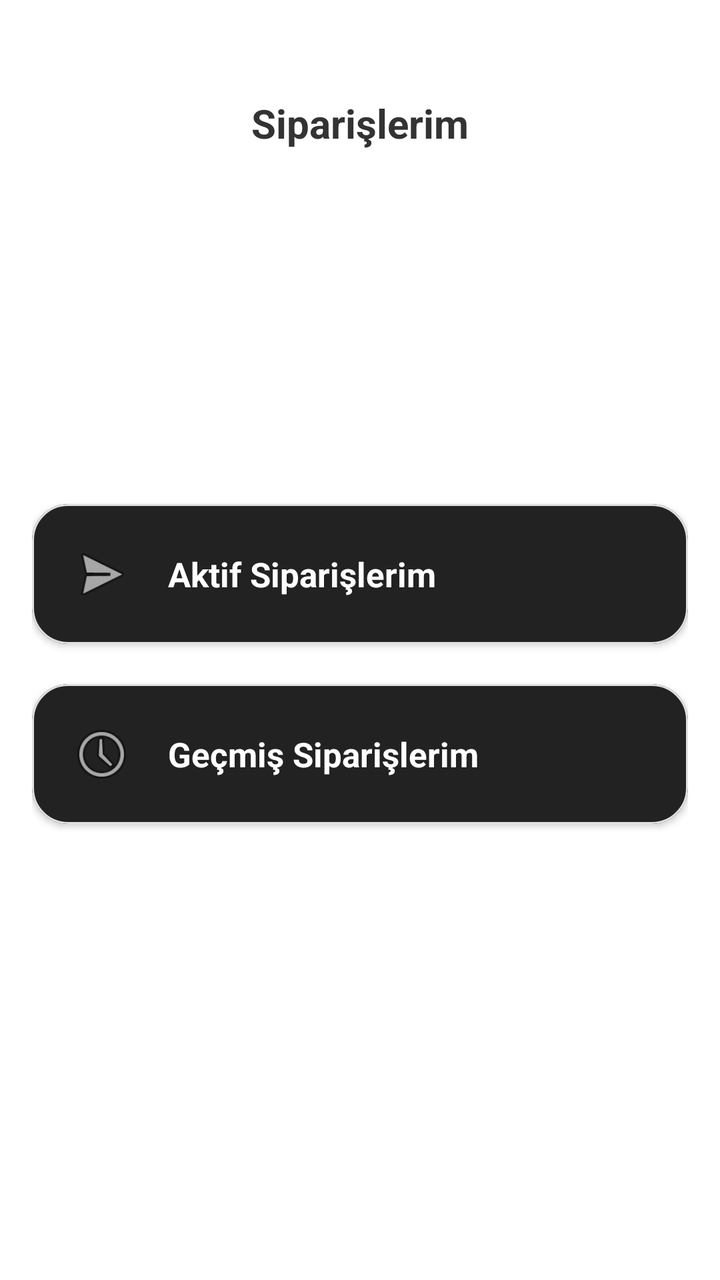
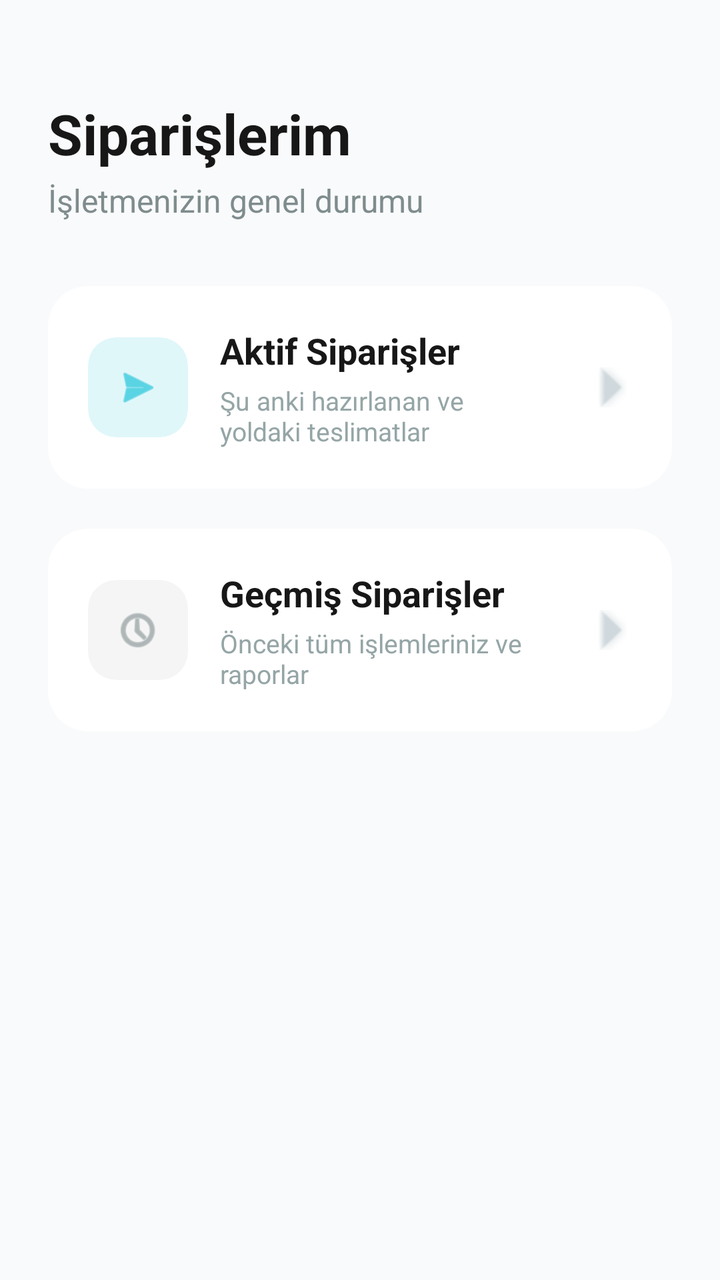

Before-and-after screenshots of an Android layout around one commit, followed by the original layout XML and the change that was made.
<!-- AndroidManifest.xml: application theme Theme.MaterialComponents.NoActionBar -->
<!-- res/layout/activity_orders.xml -->
<?xml version="1.0" encoding="utf-8"?>
<androidx.constraintlayout.widget.ConstraintLayout
    xmlns:android="http://schemas.android.com/apk/res/android"
    xmlns:app="http://schemas.android.com/apk/res-auto"
    android:layout_width="match_parent"
    android:layout_height="match_parent"
    android:padding="16dp"
    android:background="@android:color/white">

    <TextView
        android:id="@+id/txtOrdersTitle"
        android:layout_width="0dp"
        android:layout_height="wrap_content"
        android:text="@string/home_button_orders"
        android:textSize="20sp"
        android:textStyle="bold"
        android:gravity="center"
        android:layout_marginTop="32dp"
        android:textColor="#333333"
        app:layout_constraintTop_toTopOf="parent"
        app:layout_constraintStart_toStartOf="parent"
        app:layout_constraintEnd_toEndOf="parent" />

    <LinearLayout
        android:id="@+id/layoutOrdersButtons"
        android:layout_width="0dp"
        android:layout_height="match_parent"
        android:orientation="vertical"
        android:layout_marginTop="24dp"
        android:gravity="center"
        app:layout_constraintTop_toBottomOf="@id/txtOrdersTitle"
        app:layout_constraintStart_toStartOf="parent"
        app:layout_constraintEnd_toEndOf="parent">

        <com.google.android.material.card.MaterialCardView
            android:id="@+id/btnActiveOrders"
            android:layout_width="match_parent"
            android:layout_height="wrap_content"
            app:cardCornerRadius="18dp"
            app:cardElevation="2dp"
            app:strokeColor="#E0E0E0"
            app:strokeWidth="1dp">

            <LinearLayout
                android:layout_width="match_parent"
                android:layout_height="wrap_content"
                android:gravity="center_vertical"
                android:orientation="horizontal"
                android:padding="18dp">

                <ImageView
                    android:layout_width="34dp"
                    android:layout_height="34dp"
                    android:contentDescription="Aktif Siparişler"
                    android:src="@android:drawable/ic_menu_send" />

                <TextView
                    android:layout_width="0dp"
                    android:layout_height="wrap_content"
                    android:layout_marginStart="16dp"
                    android:layout_weight="1"
                    android:text="@string/home_button_active_orders"
                    android:textColor="#FFFFFF"
                    android:textSize="17sp"
                    android:textStyle="bold" />
            </LinearLayout>
        </com.google.android.material.card.MaterialCardView>

        <com.google.android.material.card.MaterialCardView
            android:id="@+id/btnPastOrders"
            android:layout_width="match_parent"
            android:layout_height="wrap_content"
            android:layout_marginTop="20dp"
            app:cardCornerRadius="18dp"
            app:cardElevation="2dp"
            app:strokeColor="#E0E0E0"
            app:strokeWidth="1dp">

            <LinearLayout
                android:layout_width="match_parent"
                android:layout_height="wrap_content"
                android:gravity="center_vertical"
                android:orientation="horizontal"
                android:padding="18dp">

                <ImageView
                    android:layout_width="34dp"
                    android:layout_height="34dp"
                    android:contentDescription="Geçmiş Siparişler"
                    android:src="@android:drawable/ic_menu_recent_history" />

                <TextView
                    android:layout_width="0dp"
                    android:layout_height="wrap_content"
                    android:layout_marginStart="16dp"
                    android:layout_weight="1"
                    android:text="@string/home_button_completed_orders"
                    android:textColor="#FFFFFF"
                    android:textSize="17sp"
                    android:textStyle="bold" />
            </LinearLayout>
        </com.google.android.material.card.MaterialCardView>

    </LinearLayout>

</androidx.constraintlayout.widget.ConstraintLayout>
<!-- resources referenced by this layout -->
<resources>
  <string name="home_button_active_orders">Aktif Siparişlerim</string>
  <string name="home_button_completed_orders">Geçmiş Siparişlerim</string>
  <string name="home_button_orders">Siparişlerim</string>
</resources>

<!-- the commit's change to res/layout/activity_orders.xml (unified diff, before → after) -->
@@ -4,65 +4,108 @@
     xmlns:app="http://schemas.android.com/apk/res-auto"
     android:layout_width="match_parent"
     android:layout_height="match_parent"
-    android:padding="16dp"
-    android:background="@android:color/white">
+    android:padding="24dp"
+    android:background="#F9FAFB">
 
-    <TextView
-        android:id="@+id/txtOrdersTitle"
-        android:layout_width="0dp"
+    <LinearLayout
+        android:id="@+id/headerLayout"
+        android:layout_width="match_parent"
         android:layout_height="wrap_content"
-        android:text="@string/home_button_orders"
-        android:textSize="20sp"
-        android:textStyle="bold"
-        android:gravity="center"
-        android:layout_marginTop="32dp"
-        android:textColor="#333333"
+        android:orientation="vertical"
+        android:layout_marginTop="24dp"
         app:layout_constraintTop_toTopOf="parent"
-        app:layout_constraintStart_toStartOf="parent"
-        app:layout_constraintEnd_toEndOf="parent" />
+        app:layout_constraintStart_toStartOf="parent">
+
+        <TextView
+            android:id="@+id/txtOrdersTitle"
+            android:layout_width="wrap_content"
+            android:layout_height="wrap_content"
+            android:text="@string/orders_title"
+            android:textSize="28sp"
+            android:textStyle="bold"
+            android:textColor="#171717" />
+
+        <TextView
+            android:layout_width="wrap_content"
+            android:layout_height="wrap_content"
+            android:layout_marginTop="4dp"
+            android:text="@string/orders_subtitle"
+            android:textSize="16sp"
+            android:textColor="#7F8C8D" />
+    </LinearLayout>
 
     <LinearLayout
         android:id="@+id/layoutOrdersButtons"
-        android:layout_width="0dp"
-        android:layout_height="match_parent"
+        android:layout_width="match_parent"
+        android:layout_height="wrap_content"
         android:orientation="vertical"
-        android:layout_marginTop="24dp"
-        android:gravity="center"
-        app:layout_constraintTop_toBottomOf="@id/txtOrdersTitle"
-        app:layout_constraintStart_toStartOf="parent"
-        app:layout_constraintEnd_toEndOf="parent">
+        android:layout_marginTop="32dp"
+        app:layout_constraintTop_toBottomOf="@id/headerLayout">
 
         <com.google.android.material.card.MaterialCardView
             android:id="@+id/btnActiveOrders"
             android:layout_width="match_parent"
             android:layout_height="wrap_content"
-            app:cardCornerRadius="18dp"
-            app:cardElevation="2dp"
-            app:strokeColor="#E0E0E0"
-            app:strokeWidth="1dp">
+            android:clickable="true"
+            android:focusable="true"
+            android:foreground="?android:attr/selectableItemBackground"
+            app:cardCornerRadius="20dp"
+            app:cardElevation="0dp"
+            app:strokeWidth="0dp"
+            app:cardBackgroundColor="#FFFFFF">
 
             <LinearLayout
                 android:layout_width="match_parent"
                 android:layout_height="wrap_content"
                 android:gravity="center_vertical"
                 android:orientation="horizontal"
-                android:padding="18dp">
+                android:padding="20dp">
+
+                <androidx.cardview.widget.CardView
+                    android:layout_width="50dp"
+                    android:layout_height="50dp"
+                    app:cardCornerRadius="14dp"
+                    app:cardElevation="0dp"
+                    app:cardBackgroundColor="#E0F7FA">
+
+                    <ImageView
+                        android:layout_width="24dp"
+                        android:layout_height="24dp"
+                        android:layout_gravity="center"
+                        android:src="@android:drawable/ic_menu_send"
+                        app:tint="#00BCD4" /> </androidx.cardview.widget.CardView>
+
+                <LinearLayout
+                    android:layout_width="0dp"
+                    android:layout_height="wrap_content"
+                    android:layout_weight="1"
+                    android:layout_marginStart="16dp"
+                    android:orientation="vertical">
+
+                    <TextView
+                        android:layout_width="wrap_content"
+                        android:layout_height="wrap_content"
+                        android:text="@string/orders_active_title"
+                        android:textColor="#171717"
+                        android:textSize="18sp"
+                        android:textStyle="bold" />
+
+                    <TextView
+                        android:layout_width="wrap_content"
+                        android:layout_height="wrap_content"
+                        android:layout_marginTop="4dp"
+                        android:text="@string/orders_active_desc"
+                        android:textColor="#95A5A6"
+                        android:textSize="13sp" />
+                </LinearLayout>
 
                 <ImageView
-                    android:layout_width="34dp"
-                    android:layout_height="34dp"
-                    android:contentDescription="Aktif Siparişler"
-                    android:src="@android:drawable/ic_menu_send" />
+                    android:layout_width="20dp"
+                    android:layout_height="20dp"
+                    android:src="@android:drawable/arrow_up_float"
+                    android:rotation="90"
+                    app:tint="#CFD8DC" />
 
-                <TextView
-                    android:layout_width="0dp"
-                    android:layout_height="wrap_content"
-                    android:layout_marginStart="16dp"
-                    android:layout_weight="1"
-                    android:text="@string/home_button_active_orders"
-                    android:textColor="#FFFFFF"
-                    android:textSize="17sp"
-                    android:textStyle="bold" />
             </LinearLayout>
         </com.google.android.material.card.MaterialCardView>
 
@@ -71,33 +114,66 @@
             android:layout_width="match_parent"
             android:layout_height="wrap_content"
             android:layout_marginTop="20dp"
-            app:cardCornerRadius="18dp"
-            app:cardElevation="2dp"
-            app:strokeColor="#E0E0E0"
-            app:strokeWidth="1dp">
+            android:clickable="true"
+            android:focusable="true"
+            android:foreground="?android:attr/selectableItemBackground"
+            app:cardCornerRadius="20dp"
+            app:cardElevation="0dp"
+            app:strokeWidth="0dp"
+            app:cardBackgroundColor="#FFFFFF">
 
             <LinearLayout
                 android:layout_width="match_parent"
                 android:layout_height="wrap_content"
                 android:gravity="center_vertical"
                 android:orientation="horizontal"
-                android:padding="18dp">
+                android:padding="20dp">
+
+                <androidx.cardview.widget.CardView
+                    android:layout_width="50dp"
+                    android:layout_height="50dp"
+                    app:cardCornerRadius="14dp"
+                    app:cardElevation="0dp"
+                    app:cardBackgroundColor="#F5F5F5">
+
+                    <ImageView
+                        android:layout_width="24dp"
+                        android:layout_height="24dp"
+                        android:layout_gravity="center"
+                        android:src="@android:drawable/ic_menu_recent_history"
+                        app:tint="#7F8C8D" /> </androidx.cardview.widget.CardView>
+
+                <LinearLayout
+                    android:layout_width="0dp"
+                    android:layout_height="wrap_content"
+                    android:layout_weight="1"
+                    android:layout_marginStart="16dp"
+                    android:orientation="vertical">
+
+                    <TextView
+                        android:layout_width="wrap_content"
+                        android:layout_height="wrap_content"
+                        android:text="@string/orders_past_title"
+                        android:textColor="#171717"
+                        android:textSize="18sp"
+                        android:textStyle="bold" />
+
+                    <TextView
+                        android:layout_width="wrap_content"
+                        android:layout_height="wrap_content"
+                        android:layout_marginTop="4dp"
+                        android:text="@string/orders_past_desc"
+                        android:textColor="#95A5A6"
+                        android:textSize="13sp" />
+                </LinearLayout>
 
                 <ImageView
-                    android:layout_width="34dp"
-                    android:layout_height="34dp"
-                    android:contentDescription="Geçmiş Siparişler"
-                    android:src="@android:drawable/ic_menu_recent_history" />
+                    android:layout_width="20dp"
+                    android:layout_height="20dp"
+                    android:src="@android:drawable/arrow_up_float"
+                    android:rotation="90"
+                    app:tint="#CFD8DC" />
 
-                <TextView
-                    android:layout_width="0dp"
-                    android:layout_height="wrap_content"
-                    android:layout_marginStart="16dp"
-                    android:layout_weight="1"
-                    android:text="@string/home_button_completed_orders"
-                    android:textColor="#FFFFFF"
-                    android:textSize="17sp"
-                    android:textStyle="bold" />
             </LinearLayout>
         </com.google.android.material.card.MaterialCardView>
 
<!-- resource entries referenced after the edit -->
@@ -1,7 +1,10 @@
 <!-- resources referenced by this layout -->
 <resources>
-  <string name="home_button_active_orders">Aktif Siparişlerim</string>
-  <string name="home_button_completed_orders">Geçmiş Siparişlerim</string>
-  <string name="home_button_orders">Siparişlerim</string>
+  <string name="orders_active_desc">Şu anki hazırlanan ve\nyoldaki teslimatlar</string>
+  <string name="orders_active_title">Aktif Siparişler</string>
+  <string name="orders_past_desc">Önceki tüm işlemleriniz ve\nraporlar</string>
+  <string name="orders_past_title">Geçmiş Siparişler</string>
+  <string name="orders_subtitle">İşletmenizin genel durumu</string>
+  <string name="orders_title">Siparişlerim</string>
 </resources>
 
